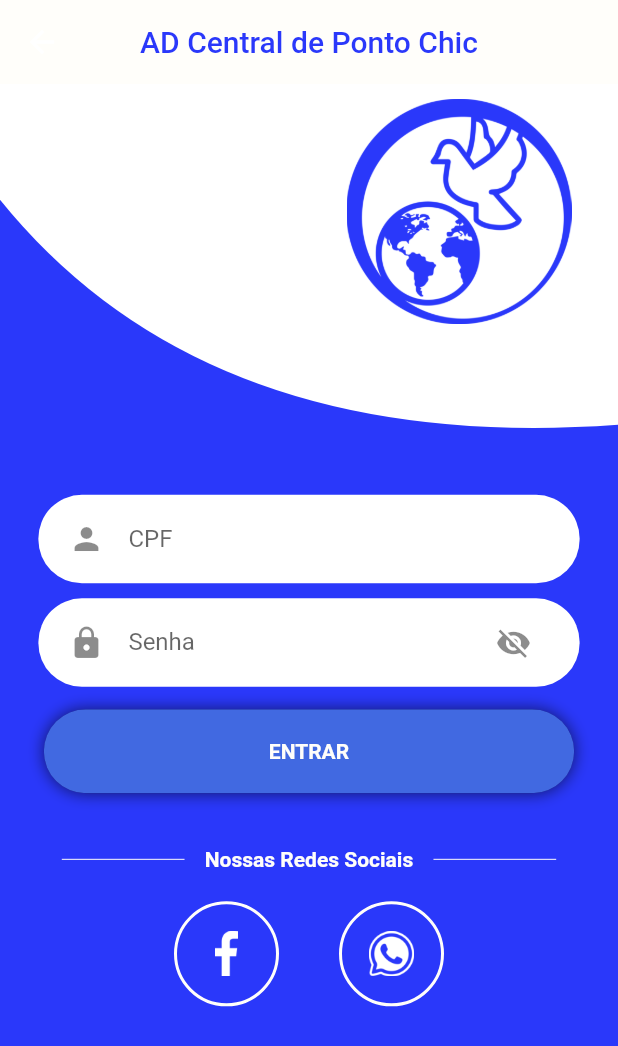
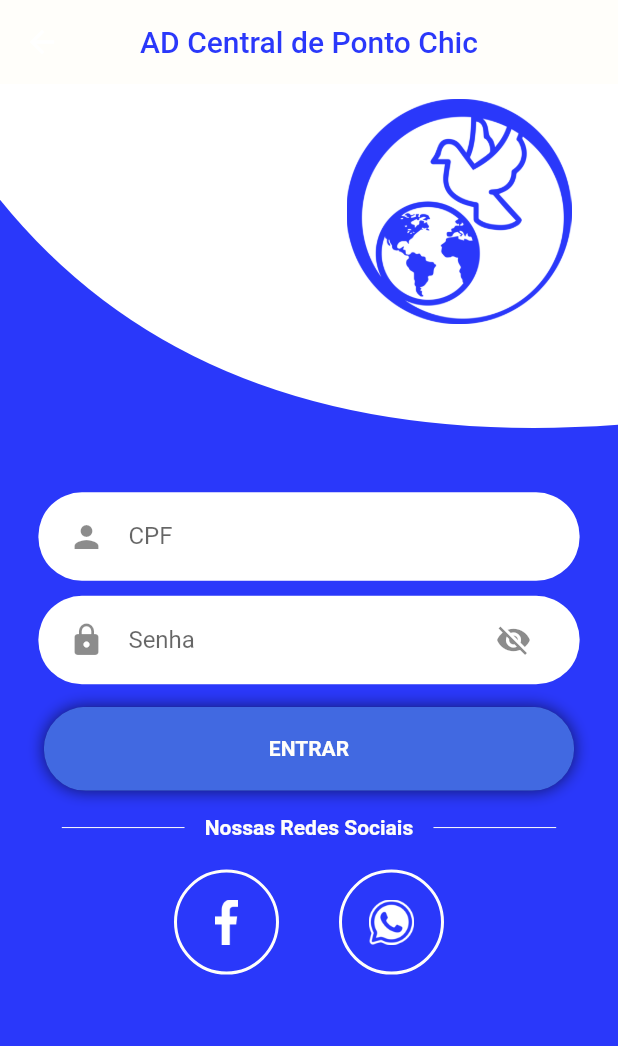
Before and after one commit to wandersilva5/adcpc_app, a Flutter app: the screen it shows after launch, on a phone screen of 412 x 824 dp. Shown: the top 1046 px of the screen. Run offline on Flutter 3.47's test engine with Material 2 defaults, Android fonts, the phone set to English and light mode, and no system bars.

Commit message:
UPDATE layout

```diff
--- a/lib/common/custom_form/text_field_container.dart
+++ b/lib/common/custom_form/text_field_container.dart
@@ -1,6 +1,6 @@
 import 'package:flutter/material.dart';
 
-class TextFieldContainer extends StatefulWidget {
+class TextFieldContainer extends StatelessWidget {
   final IconData iconField;
   final String hint, label;
   final bool senha;
@@ -17,11 +17,6 @@ class TextFieldContainer extends StatefulWidget {
   }) : super(key: key);
 
   @override
-  _TextFieldContainerState createState() => _TextFieldContainerState();
-}
-
-class _TextFieldContainerState extends State<TextFieldContainer> {
-  @override
   Widget build(BuildContext context) {
     bool showPassword = false;
     Size size = MediaQuery.of(context).size;
@@ -34,26 +29,16 @@ class _TextFieldContainerState extends State<TextFieldContainer> {
         borderRadius: BorderRadius.circular(29),
       ),
       child: TextFormField(
-        validator: widget.validator,
-        controller: widget.controller,
-        obscureText: showPassword == false ? widget.senha : false,
+        validator: validator,
+        controller: controller,
+        obscureText: showPassword == false ? senha : false,
         onChanged: (value) {},
         decoration: InputDecoration(
-          hintText: widget.hint,
-          labelText: widget.label,
-          icon: Icon(widget.iconField),
-          suffixIcon: widget.senha == true
-              ? GestureDetector(
-                  onTap: () {
-                    setState(() {
-                      showPassword = !showPassword;
-                      debugPrint("certo $showPassword");
-                    });
-                  },
-                  child: Icon(showPassword == false
-                      ? Icons.visibility_off
-                      : Icons.visibility),
-                )
+          hintText: hint,
+          labelText: label,
+          icon: Icon(iconField),
+          suffixIcon: senha == true
+              ? Icon(Icons.visibility_off)
               : Icon(
                   Icons.visibility,
                   color: Colors.white,
--- a/lib/screen/login/login_screen.dart
+++ b/lib/screen/login/login_screen.dart
@@ -18,7 +18,7 @@ class LoginScreen extends StatelessWidget {
           mainAxisAlignment: MainAxisAlignment.start,
           children: <Widget>[
             SizedBox(
-              height: size.height * 0.8,
+              height: size.height * 0.89,
               child: Stack(
                 children: <Widget>[
                   ClipPath(
@@ -41,17 +41,18 @@ class LoginScreen extends StatelessWidget {
                             ),
                           ),
                         ),
-                        SizedBox(height: size.height * 0.10),
+                        SizedBox(height: size.height * 0.098),
                         // LoginForm()
                         Container(
                           margin: EdgeInsets.only(top: size.height * 0.02),
                           padding: EdgeInsets.symmetric(vertical: 10),
-                          height: 250,
+                          height: 380,
                           width: size.width * 0.90,
                           child: Container(
-                            child: LoginForm(),
-                          ),
-                        ),
+                            child: Column(
+                              children: [
+                                LoginForm(),
+                                SizedBox(height: size.height * 0.02),
                                 OrDivide(),
                                 Row(
                                   mainAxisAlignment: MainAxisAlignment.center,
@@ -67,7 +68,11 @@ class LoginScreen extends StatelessWidget {
                                           'https://chat.whatsapp.com/D1g3odYUQLv6sIUjKAdWgZ'),
                                     ),
                                   ],
-                        )
+                                ),
+                              ],
+                            ),
+                          ),
+                        ),
                       ],
                     ),
                   ),
```
Lines whose indentation alone changed are shown as unchanged.
